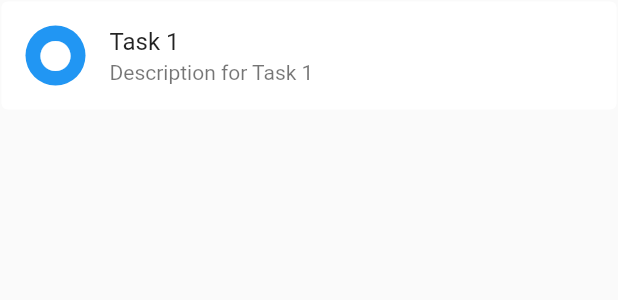
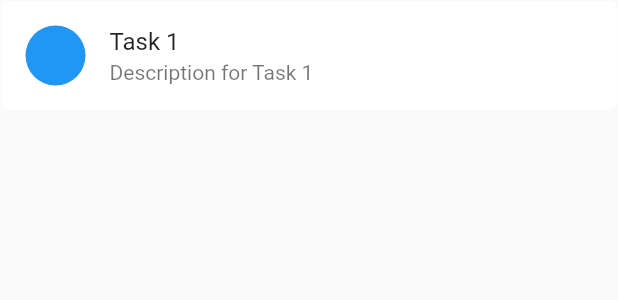
Before and after one commit to Scrumbags115/plannertarium, a Flutter app: the TaskCard widget shown alone on an empty page, opened directly with sample values from the repository, on a phone screen of 412 x 824 dp. Shown: the top 300 px of the screen. Run offline on Flutter 3.47's test engine with Material 2 defaults, Android fonts, the phone set to English and light mode, and no system bars; our stand-ins replace cloud_firestore, firebase_auth, firebase_core, get, google_sign_in; accounts and stored records are empty.

Commit message:
pushing randoms

```diff
--- a/lib/view/taskView.dart
+++ b/lib/view/taskView.dart
@@ -388,7 +388,7 @@ class _TaskCardState extends State<TaskCard> {
                   TextButton(
                     onPressed: () {
                       // Delete the task and close the dialog
-                      //db.deleteTask(widget.task);
+                      db.deleteTask(widget.task);
                       print('swipe right!');
                       Navigator.of(context).pop();
                     },
@@ -436,7 +436,7 @@ class _TaskCardState extends State<TaskCard> {
                     widget.task.completed ? Colors.green : Colors.blue,
                 child: widget.task.completed
                     ? const Icon(Icons.check, color: Colors.white)
-                    : const Icon(Icons.circle, color: Colors.white),
+                    : const Icon(Icons.circle, color: Colors.blue),
               ),
             ),
             title: Text(widget.task.name),
```
